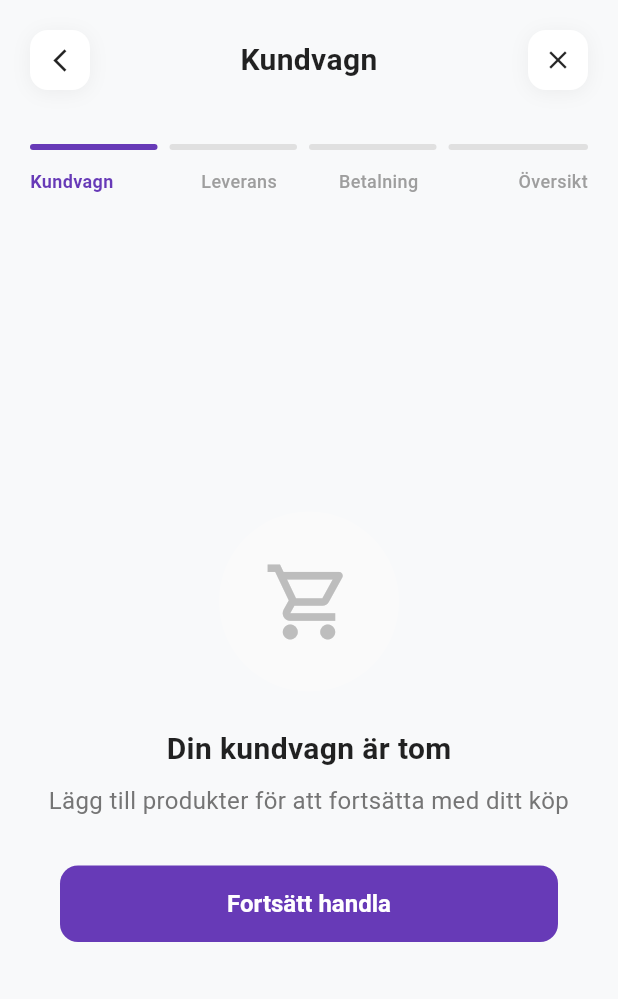
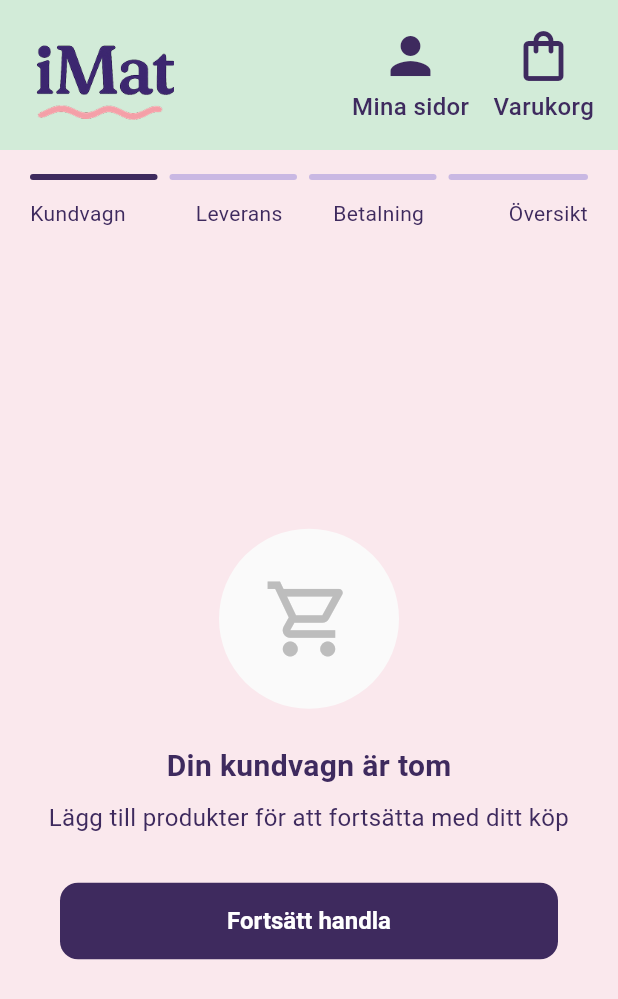
Before and after one commit to Aliceinnit/GG, a Flutter app: the CheckoutFlow screen opened directly, on a phone screen of 412 x 824 dp. Shown: the top 999 px of the screen. Run offline on Flutter 3.47's test engine with Material 3 defaults, Android fonts, the light colour scheme and no system bars; network calls fail.

Commit message:
checkout

```diff
--- a/api_test/lib/pages/checkout_flow.dart
+++ b/api_test/lib/pages/checkout_flow.dart
@@ -1,3 +1,5 @@
+import 'package:api_test/app_theme.dart';
+import 'package:api_test/widgets/app_navigation_bar.dart';
 import 'package:flutter/material.dart';
 import 'package:provider/provider.dart';
 import 'package:api_test/model/imat_data_handler.dart';
@@ -31,11 +33,11 @@ class _CheckoutFlowState extends State<CheckoutFlow> {
   @override
   Widget build(BuildContext context) {
     return Scaffold(
-      backgroundColor: const Color(0xFFF8F9FA),
+      backgroundColor: AppTheme.background,
       body: SafeArea(
         child: Column(
           children: [
-            _buildHeader(),
+            AppNavigationBar(showSearchBar: false,),
             if (currentStep < 4) CheckoutStepIndicator(
               currentStep: currentStep,
               stepTitles: stepTitles,
@@ -49,72 +51,6 @@ class _CheckoutFlowState extends State<CheckoutFlow> {
     );
   }
 
-  Widget _buildHeader() {
-    return Container(
-      padding: const EdgeInsets.all(20),
-      child: Row(
-        children: [
-          GestureDetector(
-            onTap: () => Navigator.pop(context),
-            child: Container(
-              width: 40,
-              height: 40,
-              decoration: BoxDecoration(
-                color: Colors.white,
-                borderRadius: BorderRadius.circular(12),
-                boxShadow: [
-                  BoxShadow(
-                    color: Colors.black.withOpacity(0.05),
-                    blurRadius: 10,
-                    offset: const Offset(0, 2),
-                  ),
-                ],
-              ),
-              child: const Icon(
-                Icons.arrow_back_ios_new,
-                size: 18,
-                color: Colors.black87,
-              ),
-            ),
-          ),
-          Expanded(
-            child: Text(
-              currentStep < stepTitles.length ? stepTitles[currentStep] : '',
-              style: const TextStyle(
-                fontSize: 20,
-                fontWeight: FontWeight.w700,
-                color: Colors.black87,
-              ),
-              textAlign: TextAlign.center,
-            ),
-          ),
-          GestureDetector(
-            onTap: () => Navigator.pop(context),
-            child: Container(
-              width: 40,
-              height: 40,
-              decoration: BoxDecoration(
-                color: Colors.white,
-                borderRadius: BorderRadius.circular(12),
-                boxShadow: [
-                  BoxShadow(
-                    color: Colors.black.withOpacity(0.05),
-                    blurRadius: 10,
-                    offset: const Offset(0, 2),
-                  ),
-                ],
-              ),
-              child: const Icon(
-                Icons.close,
-                size: 20,
-                color: Colors.black87,
-              ),
-            ),
-          ),
-        ],
-      ),
-    );
-  }
   Widget _buildCurrentStep() {
     switch (currentStep) {
       case 0:
--- a/api_test/lib/widgets/checkout/checkout_cart_step.dart
+++ b/api_test/lib/widgets/checkout/checkout_cart_step.dart
@@ -1,3 +1,4 @@
+import 'package:api_test/app_theme.dart';
 import 'package:flutter/material.dart';
 import 'package:provider/provider.dart';
 import 'package:api_test/model/imat_data_handler.dart';
@@ -25,7 +26,7 @@ class CheckoutCartStep extends StatelessWidget {
               Expanded(
                 child: Container(
                   decoration: BoxDecoration(
-                    color: Colors.white,
+                    color: AppTheme.headerGreen,
                     borderRadius: BorderRadius.circular(16),
                     boxShadow: [
                       BoxShadow(
@@ -49,11 +50,7 @@ class CheckoutCartStep extends StatelessWidget {
                             ),
                             Text(
                               '${items.length} ${items.length == 1 ? 'artikel' : 'artiklar'}',
-                              style: TextStyle(
-                                fontSize: 14,
-                                color: Colors.grey[600],
-                                fontWeight: FontWeight.w500,
-                              ),
+                              style: AppTheme.bodyMedium
                             ),
                           ],
                         ),
@@ -63,7 +60,7 @@ class CheckoutCartStep extends StatelessWidget {
                           padding: const EdgeInsets.symmetric(horizontal: 20),
                           itemCount: items.length,
                           separatorBuilder: (context, index) => Divider(
-                            color: Colors.grey[100],
+                            color: AppTheme.background,
                             height: 1,
                           ),
                           itemBuilder: (context, index) {
@@ -71,10 +68,14 @@ class CheckoutCartStep extends StatelessWidget {
                           },
                         ),
                       ),
+                      Divider(
+                        color: AppTheme.background,
+                        height: 1,
+                      ),
                       Container(
                         padding: const EdgeInsets.all(20),
                         decoration: BoxDecoration(
-                          color: Colors.grey[50],
+                          color: AppTheme.headerGreen,
                           borderRadius: const BorderRadius.only(
                             bottomLeft: Radius.circular(16),
                             bottomRight: Radius.circular(16),
@@ -116,19 +117,12 @@ class CheckoutCartStep extends StatelessWidget {
           const SizedBox(height: 24),
           const Text(
             'Din kundvagn är tom',
-            style: TextStyle(
-              fontSize: 20,
-              fontWeight: FontWeight.w600,
-              color: Colors.black87,
-            ),
+            style: AppTheme.headingMedium
           ),
           const SizedBox(height: 8),
           Text(
             'Lägg till produkter för att fortsätta med ditt köp',
-            style: TextStyle(
-              fontSize: 16,
-              color: Colors.grey[600],
-            ),
+            style: AppTheme.bodyLarge,
             textAlign: TextAlign.center,
           ),
           const SizedBox(height: 32),
@@ -138,7 +132,7 @@ class CheckoutCartStep extends StatelessWidget {
             child: ElevatedButton(
               onPressed: () => Navigator.pop(context),
               style: ElevatedButton.styleFrom(
-                backgroundColor: Colors.deepPurple,
+                backgroundColor: AppTheme.primaryPurple,
                 foregroundColor: Colors.white,
                 padding: const EdgeInsets.symmetric(vertical: 16),
                 shape: RoundedRectangleBorder(
@@ -166,13 +160,17 @@ class CheckoutCartStep extends StatelessWidget {
             width: 60,
             height: 60,
             decoration: BoxDecoration(
-              color: Colors.grey[100],
+              color: AppTheme.background,
               borderRadius: BorderRadius.circular(12),
             ),
+            child: iMat.getImage(item.product) ??
+                            Container(
+                              color: Colors.grey[100],
                               child: Icon(
                                 Icons.shopping_bag_outlined,
+                                size: 40,
                                 color: Colors.grey[400],
-              size: 24,
+                              ),
                             ),
           ),
           const SizedBox(width: 16),
@@ -192,10 +190,7 @@ class CheckoutCartStep extends StatelessWidget {
                 const SizedBox(height: 4),
                 Text(
                   '${item.product.price.toStringAsFixed(2)} kr/${item.product.unit}',
-                  style: TextStyle(
-                    fontSize: 14,
-                    color: Colors.grey[600],
-                  ),
+                  style: AppTheme.bodyMedium
                 ),
               ],
             ),
@@ -203,7 +198,7 @@ class CheckoutCartStep extends StatelessWidget {
           const SizedBox(width: 12),
           Container(
             decoration: BoxDecoration(
-              color: Colors.grey[50],
+              color: AppTheme.background,
               borderRadius: BorderRadius.circular(8),
             ),
             child: Row(
@@ -245,7 +240,7 @@ class CheckoutCartStep extends StatelessWidget {
                     child: const Icon(
                       Icons.add,
                       size: 18,
-                      color: Colors.deepPurple,
+                      color: AppTheme.primaryPurple,
                     ),
                   ),
                 ),
@@ -267,26 +262,19 @@ class CheckoutCartStep extends StatelessWidget {
   }
 
   Widget _buildCartTotal(ImatDataHandler iMat) {
-    return Column(
+    return Container(
+      decoration: BoxDecoration(
+        color: AppTheme.headerGreen,
+        borderRadius: BorderRadius.circular(16),
+      ),
+      padding: const EdgeInsets.all(16),
+      child: Column(
         children: [
           Row(
             mainAxisAlignment: MainAxisAlignment.spaceBetween,
             children: [
-            const Text(
-              'Delsumma',
-              style: TextStyle(
-                fontSize: 16,
-                color: Colors.black87,
-              ),
-            ),
-            Text(
-              '${iMat.shoppingCartTotal().toStringAsFixed(2)} kr',
-              style: const TextStyle(
-                fontSize: 16,
-                fontWeight: FontWeight.w600,
-                color: Colors.black87,
-              ),
-            ),
+              const Text('Delsumma', style: AppTheme.headingMedium),
+              Text('${iMat.shoppingCartTotal().toStringAsFixed(2)} kr', style: AppTheme.headingMedium),
             ],
           ),
           const SizedBox(height: 8),
@@ -295,14 +283,12 @@ class CheckoutCartStep extends StatelessWidget {
             children: [
               Text(
                 'Leverans beräknas i nästa steg',
-              style: TextStyle(
-                fontSize: 14,
-                color: Colors.grey[600],
-              ),
+                style: AppTheme.bodyMedium
               ),
             ],
           ),
         ],
+      ),
     );
   }
 
@@ -313,7 +299,7 @@ class CheckoutCartStep extends StatelessWidget {
       child: ElevatedButton(
         onPressed: canProceed ? onNext : null,
         style: ElevatedButton.styleFrom(
-          backgroundColor: Colors.deepPurple,
+          backgroundColor: AppTheme.primaryPurple,
           foregroundColor: Colors.white,
           padding: const EdgeInsets.symmetric(vertical: 16),
           shape: RoundedRectangleBorder(
--- a/api_test/lib/widgets/checkout/checkout_step_indicator.dart
+++ b/api_test/lib/widgets/checkout/checkout_step_indicator.dart
@@ -1,3 +1,4 @@
+import 'package:api_test/app_theme.dart';
 import 'package:flutter/material.dart';
 
 class CheckoutStepIndicator extends StatelessWidget {
@@ -27,7 +28,7 @@ class CheckoutStepIndicator extends StatelessWidget {
                   margin: EdgeInsets.only(right: index < 3 ? 8 : 0),
                   height: 4,
                   decoration: BoxDecoration(
-                    color: isActive || isCompleted ? Colors.deepPurple : Colors.grey[300],
+                    color: isActive || isCompleted ? const Color(0xFF3E2A5E) : Color.fromARGB(255, 201, 184, 227),
                     borderRadius: BorderRadius.circular(2),
                   ),
                 ),
@@ -46,11 +47,7 @@ class CheckoutStepIndicator extends StatelessWidget {
               return Expanded(
                 child: Text(
                   stepTitles[index],
-                  style: TextStyle(
-                    fontSize: 12,
-                    fontWeight: isActive ? FontWeight.w600 : FontWeight.w500,
-                    color: isActive || isCompleted ? Colors.deepPurple : Colors.grey[500],
-                  ),
+                  style: AppTheme.bodyMedium,
                   textAlign: index == 0 ? TextAlign.start :
                            index == 3 ? TextAlign.end : TextAlign.center,
                 ),
```
Also changed, not shown: api_test/lib/pages/account_view.dart (+5 -5 lines), api_test/lib/widgets/checkout/checkout_confirmation_step.dart (+31 -23 lines), api_test/lib/widgets/checkout/checkout_delivery_step.dart (+26 -25 lines), api_test/lib/widgets/checkout/checkout_overview_step.dart (+44 -46 lines), api_test/lib/widgets/checkout/checkout_payment_step.dart (+25 -29 lines). Lines whose indentation alone changed are shown as unchanged.
